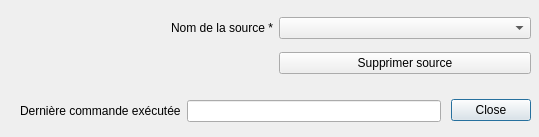
datagistips/territoires-ville.TempusAccess, file forms/Ui_delete_poi_dialog.ui: the form before one commit.
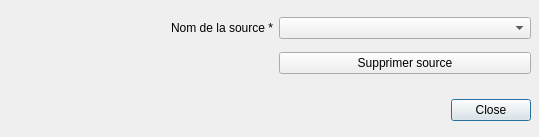
The form after the commit.

Commit message: Remove lineEdits in forms and put SQL commands in an external file

Patch:
```diff
--- a/forms/Ui_delete_poi_dialog.ui
+++ b/forms/Ui_delete_poi_dialog.ui
@@ -61,28 +61,6 @@
     </item>
    </layout>
   </widget>
-  <widget class="QWidget" name="layoutWidget">
-   <property name="geometry">
-    <rect>
-     <x>20</x>
-     <y>100</y>
-     <width>421</width>
-     <height>22</height>
-    </rect>
-   </property>
-   <layout class="QHBoxLayout" name="horizontalLayout">
-    <item>
-     <widget class="QLabel" name="label_5">
-      <property name="text">
-       <string>Dernière commande exécutée</string>
-      </property>
-     </widget>
-    </item>
-    <item>
-     <widget class="QLineEdit" name="lineEditCommand"/>
-    </item>
-   </layout>
-  </widget>
  </widget>
  <resources/>
  <connections>
```
The commit also changes 45 other files.
